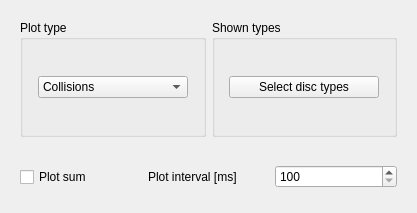
The window that src/lib/gui/widgets/PlotControlWidget.ui (yannik131/Cell) describes before a commit, drawn with Qt 5.
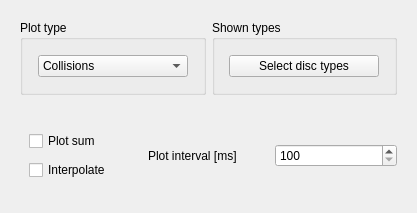
The same window after the commit.

Commit message: interpolate button, removed plot title code

The edit to the form file:
```diff
--- a/src/lib/gui/widgets/PlotControlWidget.ui
+++ b/src/lib/gui/widgets/PlotControlWidget.ui
@@ -91,15 +91,28 @@
      <property name="maximumSize">
       <size>
        <width>16777215</width>
-       <height>50</height>
+       <height>10000</height>
       </size>
      </property>
      <layout class="QHBoxLayout" name="horizontalLayout_4">
       <item>
+       <widget class="QWidget" name="widget_2" native="true">
+        <layout class="QVBoxLayout" name="verticalLayout_2">
+         <item>
        <widget class="QCheckBox" name="plotSumCheckBox">
         <property name="text">
          <string>Plot sum</string>
         </property>
+          </widget>
+         </item>
+         <item>
+          <widget class="QCheckBox" name="interpolateCheckBox">
+           <property name="text">
+            <string>Interpolate</string>
+           </property>
+          </widget>
+         </item>
+        </layout>
        </widget>
       </item>
       <item>
```
Left out of the diff: 2 changed lines with no effect on the pictures. Lines whose indentation alone changed are shown as unchanged. The commit also changes 6 other files.
